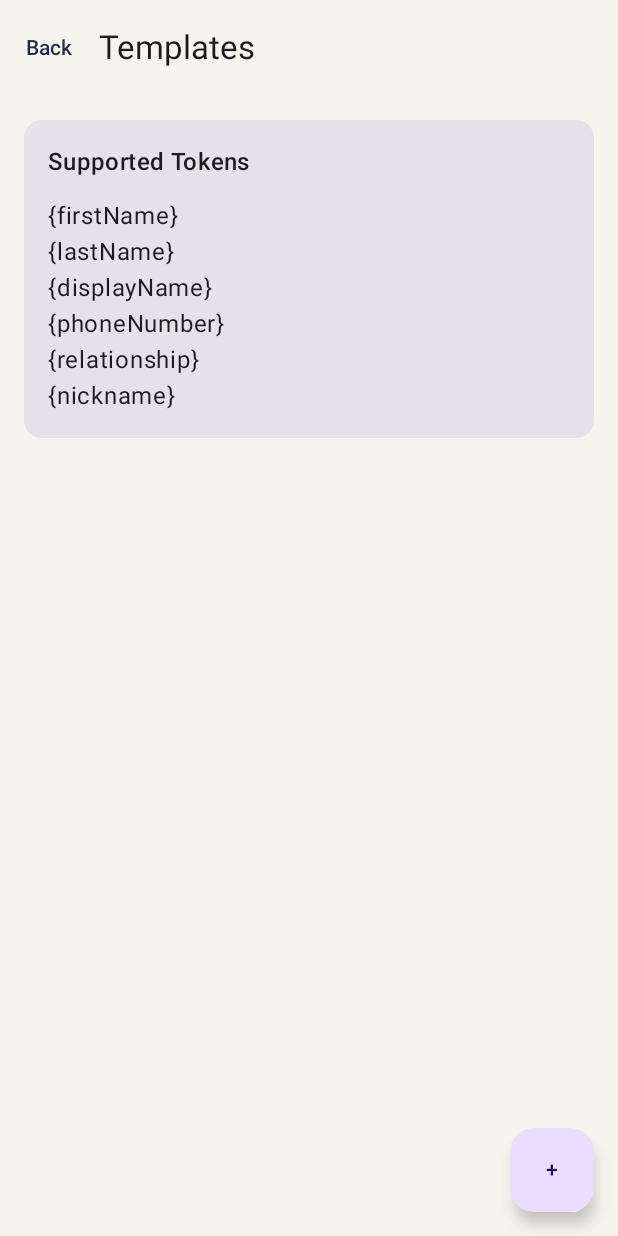
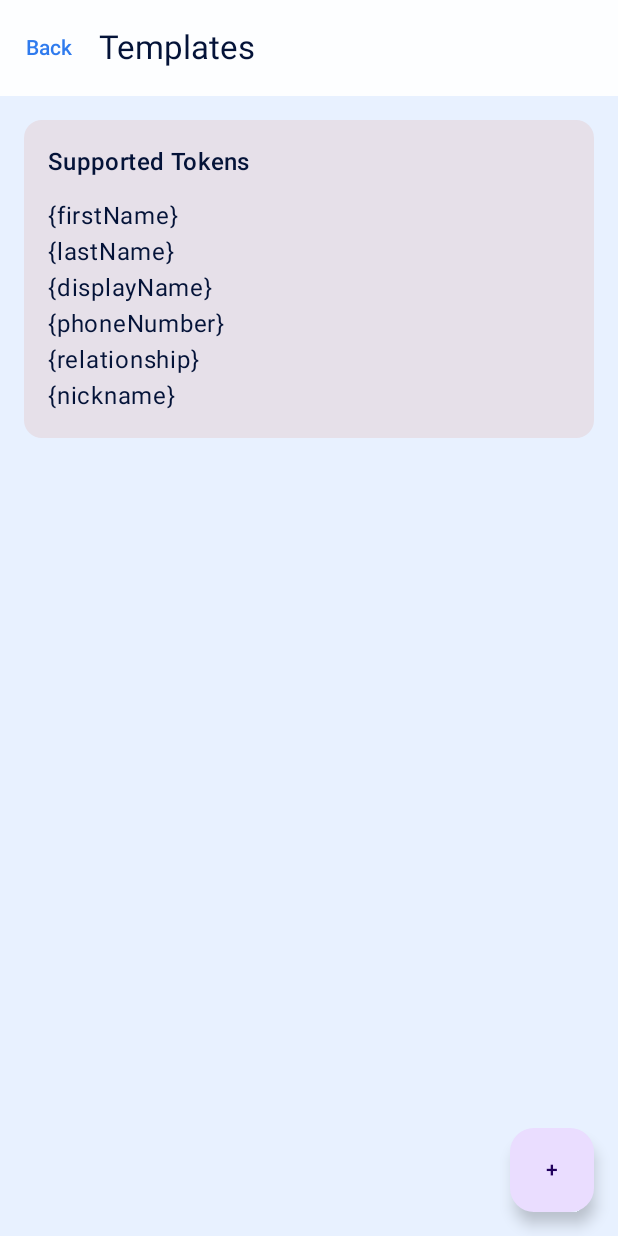
Before and after one commit to jwkunz/Clan-Cast, an Android app built with Jetpack Compose: the screen it shows after launch (MainActivity), after a tap on "Manage Templates", on a phone screen of 412 x 824 dp. Run offline under Robolectric (Android 15) with nearby library versions, the phone set to English and light mode, and no system bars; our stand-ins replace Room's generated code.

Commit message:
Polish broadcast progress and align logo theme

```diff
--- a/app/src/main/java/com/privatefamily/broadcastsms/ui/screens/HomeScreen.kt
+++ b/app/src/main/java/com/privatefamily/broadcastsms/ui/screens/HomeScreen.kt
@@ -13,8 +13,9 @@ import androidx.compose.material3.Text
 import androidx.compose.runtime.Composable
 import androidx.compose.ui.Modifier
 import androidx.compose.ui.unit.dp
-import com.privatefamily.broadcastsms.ui.theme.Ink
-import com.privatefamily.broadcastsms.ui.theme.Sand
+import com.privatefamily.broadcastsms.ui.theme.LogoGreen
+import com.privatefamily.broadcastsms.ui.theme.LogoNavy
+import com.privatefamily.broadcastsms.ui.theme.LogoSky
 
 @Composable
 fun HomeScreen(
@@ -27,7 +28,7 @@ fun HomeScreen(
         Column(
             modifier = Modifier
                 .fillMaxSize()
-                .background(MaterialTheme.colorScheme.background)
+                .background(LogoNavy)
                 .padding(innerPadding)
                 .padding(20.dp),
             verticalArrangement = Arrangement.spacedBy(16.dp),
@@ -35,12 +36,12 @@ fun HomeScreen(
             Text(
                 text = "Clan Cast",
                 style = MaterialTheme.typography.headlineMedium,
-                color = Ink,
+                color = MaterialTheme.colorScheme.onBackground,
             )
             Text(
                 text = "Private family SMS broadcasts with reusable lists, templates, and a controlled send flow.",
                 style = MaterialTheme.typography.bodyLarge,
-                color = MaterialTheme.colorScheme.onBackground,
+                color = MaterialTheme.colorScheme.onBackground.copy(alpha = 0.92f),
             )
             Button(onClick = onOpenLists, modifier = Modifier.fillMaxWidth()) {
                 Text("Manage Distribution Lists")
@@ -57,7 +58,12 @@ fun HomeScreen(
             Text(
                 text = "Current build focus: data layer, contacts, list editing, and template management.",
                 style = MaterialTheme.typography.bodyMedium,
-                color = Sand.copy(alpha = 0.95f),
+                color = LogoSky.copy(alpha = 0.95f),
+            )
+            Text(
+                text = "Connect • Share • Stay Close",
+                style = MaterialTheme.typography.bodyMedium,
+                color = LogoGreen,
             )
         }
     }
--- a/app/src/main/java/com/privatefamily/broadcastsms/ui/theme/Color.kt
+++ b/app/src/main/java/com/privatefamily/broadcastsms/ui/theme/Color.kt
@@ -2,8 +2,11 @@ package com.privatefamily.broadcastsms.ui.theme
 
 import androidx.compose.ui.graphics.Color
 
-val Ink = Color(0xFF1F2A44)
-val Sage = Color(0xFF6B8A7A)
-val Sand = Color(0xFFE9DFC8)
-val Sun = Color(0xFFD89A3D)
-val Cream = Color(0xFFF7F4EE)
+val LogoNavy = Color(0xFF071B4B)
+val LogoNavyDeep = Color(0xFF041338)
+val LogoSky = Color(0xFF49A8FF)
+val LogoBlue = Color(0xFF2F7BEE)
+val LogoMint = Color(0xFF57E59C)
+val LogoGreen = Color(0xFF31C98A)
+val LogoWhite = Color(0xFFFDFEFF)
+val LogoMist = Color(0xFFE8F1FF)
--- a/app/src/main/java/com/privatefamily/broadcastsms/ui/theme/Theme.kt
+++ b/app/src/main/java/com/privatefamily/broadcastsms/ui/theme/Theme.kt
@@ -7,17 +7,29 @@ import androidx.compose.material3.lightColorScheme
 import androidx.compose.runtime.Composable
 
 private val LightColors = lightColorScheme(
-    primary = Ink,
-    secondary = Sage,
-    tertiary = Sun,
-    background = Cream,
-    surface = Cream,
+    primary = LogoBlue,
+    secondary = LogoGreen,
+    tertiary = LogoSky,
+    background = LogoMist,
+    surface = LogoWhite,
+    onPrimary = LogoWhite,
+    onSecondary = LogoNavyDeep,
+    onTertiary = LogoNavyDeep,
+    onBackground = LogoNavyDeep,
+    onSurface = LogoNavyDeep,
 )
 
 private val DarkColors = darkColorScheme(
-    primary = Sand,
-    secondary = Sage,
-    tertiary = Sun,
+    primary = LogoSky,
+    secondary = LogoMint,
+    tertiary = LogoBlue,
+    background = LogoNavyDeep,
+    surface = LogoNavy,
+    onPrimary = LogoNavyDeep,
+    onSecondary = LogoNavyDeep,
+    onTertiary = LogoWhite,
+    onBackground = LogoWhite,
+    onSurface = LogoWhite,
 )
 
 @Composable
```
Also changed, not shown: app/src/main/java/com/privatefamily/broadcastsms/service/BroadcastSendService.kt (+38 -4 lines), app/src/main/java/com/privatefamily/broadcastsms/ui/screens/BroadcastDetailScreen.kt (+18 -1 lines), app/src/main/java/com/privatefamily/broadcastsms/ui/viewmodel/HistoryViewModel.kt (+28 -1 lines).
